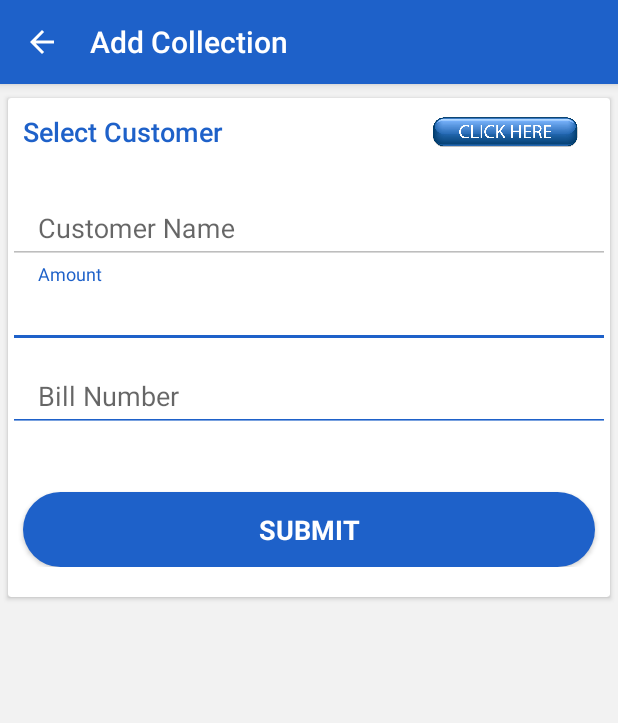
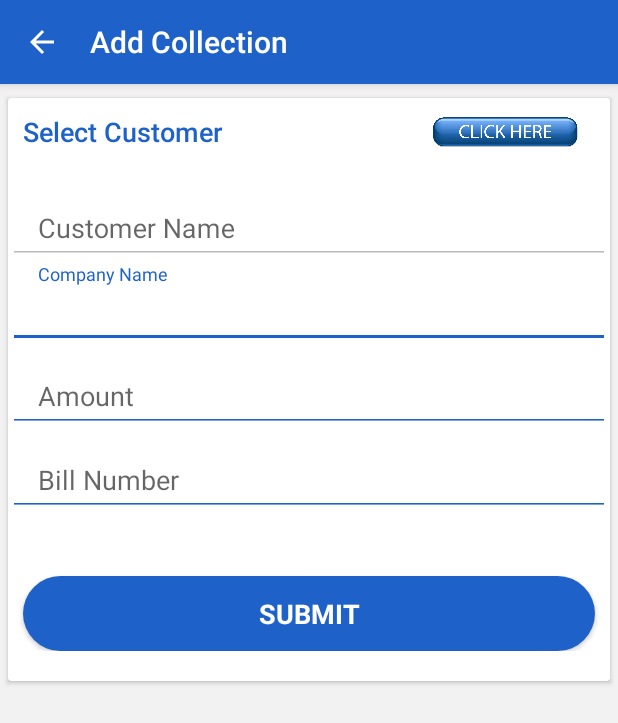
Before and after one commit to nikvay/NJCNPBusinessApplication, an Android app: the AddCollectionActivity screen opened directly, with no data from a screen before it, on a phone screen of 412 x 824 dp. Shown: the top 723 px of the screen. Run offline under Robolectric (Android 15) with nearby library versions, the phone set to English and light mode, and no system bars; our stand-ins replace CircleImageView.

Commit message:
Nehal Commit 09-05-2019 Night 1

```diff
--- a/app/src/main/java/com/nikvay/cnp_master/activity/AddCollectionActivity.java
+++ b/app/src/main/java/com/nikvay/cnp_master/activity/AddCollectionActivity.java
@@ -48,7 +48,8 @@ import java.util.HashMap;
 public class AddCollectionActivity extends AppCompatActivity implements VolleyCompleteListener, SelectCustomerInterface,SuccessDialogClosed {
     private AutoCompleteTextView textCustomerNameCollection,
             textAmountCollection,
-            textBillCollection;
+            textBillCollection,
+            textCompanyNameCollection;
     private Button btnSubmitCollection;
     private UserData userData;
     private TextView textSelectCustomerVisitC;
@@ -96,6 +97,7 @@ public class AddCollectionActivity extends AppCompatActivity implements VolleyCo
         btnSubmitCollection =findViewById(R.id.btnSubmitCollection);
         textSelectCustomerVisitC = findViewById(R.id.textSelectCustomerVisitC);
         textSelectCustomerCHC =  findViewById(R.id.textSelectCustomerCHC);
+        textCompanyNameCollection =  findViewById(R.id.textCompanyNameCollection);
         events();
     }
 
@@ -222,6 +224,7 @@ public class AddCollectionActivity extends AppCompatActivity implements VolleyCo
         map.put(ServerConstants.URL, ServerConstants.serverUrl.COLLECTION);
         map.put("sales_person_id", userData.getUserData(StaticContent.UserData.USER_ID));
         map.put("cust_name", textCustomerNameCollection.getText().toString());
+        map.put("company_name", textCompanyNameCollection.getText().toString());
         map.put("amount", textAmountCollection.getText().toString());
         map.put("bill_no", textBillCollection.getText().toString());
         new MyVolleyPostMethod(this, map, ServerConstants.ServiceCode.COLLECTION, true);
@@ -288,7 +291,7 @@ public class AddCollectionActivity extends AppCompatActivity implements VolleyCo
 
     @Override
     public void getCustomerDetail(MyCustomerModel customerModel) {
-
+        textCompanyNameCollection.setText(customerModel.getCompany_name());
     }
 
     @Override
--- a/app/src/main/java/com/nikvay/cnp_master/activity/CommonVisitCollectionActivity.java
+++ b/app/src/main/java/com/nikvay/cnp_master/activity/CommonVisitCollectionActivity.java
@@ -286,6 +286,7 @@ public class CommonVisitCollectionActivity extends AppCompatActivity implements
                                 JSONObject jdata = jsonArray.getJSONObject(i);
                                 String id = jdata.getString("id");
                                 String sales_person_id = jdata.getString("sales_person_id");
+                                String company_name =jdata.getString("company_name");
                                 String cust_name = jdata.getString("cust_name");
                                 String amount = jdata.getString("amount");
                                 String bill_no = jdata.getString("bill_no");
@@ -294,6 +295,7 @@ public class CommonVisitCollectionActivity extends AppCompatActivity implements
                                 collectionModel.setId(id);
                                 collectionModel.setSales_person_id(sales_person_id);
                                 collectionModel.setCust_name(cust_name);
+                                collectionModel.setCompany_name(company_name);
                                 collectionModel.setAmount(amount);
                                 collectionModel.setBill_no(bill_no);
                                 collectionModel.setDate(date);
@@ -313,6 +315,7 @@ public class CommonVisitCollectionActivity extends AppCompatActivity implements
                 }
                 break;
             }
+
             case ServerConstants.ServiceCode.VIEW_VISITS: {
 
                 try {
--- a/app/src/main/java/com/nikvay/cnp_master/adapter/QuotationListProductAdapter.java
+++ b/app/src/main/java/com/nikvay/cnp_master/adapter/QuotationListProductAdapter.java
@@ -47,6 +47,8 @@ public class QuotationListProductAdapter extends RecyclerView.Adapter<QuotationL
     @Override
     public void onBindViewHolder(final MyDataHolder holder, final int position) {
         final MyDataHolder hold = (MyDataHolder) holder;
+
+
         hold.textProductNumberVQP.setText(String.valueOf(position + 1));
         hold.textProductNameVQP.setText(arrayList.get(position).getName());
         hold.textPriceVQP.setText(arrayList.get(position).getPrice());
@@ -55,7 +57,7 @@ public class QuotationListProductAdapter extends RecyclerView.Adapter<QuotationL
         hold.textQuantityVQP.setText(arrayList.get(position).getProduct_qty());
         hold.textDisValueVQP.setText("Discount: " + arrayList.get(position).getDiscount_value() + " % ");
         hold.textFromuVQP.setText(arrayList.get(position).getmQbasedPrice() + " - " + arrayList.get(position).getDiscount_value() + " % ");
-        hold.textGrandPVPQ.setText("Grand Price : " + String.format("%.0f",mathCalculation.calculatePer(arrayList.get(position).getDiscount_value(), arrayList.get(position).getmQbasedPrice())));
+        hold.textGrandPVPQ.setText("Grand Price : " + mathCalculation.calculatePer(arrayList.get(position).getDiscount_value(), arrayList.get(position).getmQbasedPrice()));
         hold.textNetVQP.setText(arrayList.get(position).getNet_wt());
         setScaleAnimation(holder.itemView);
     }
--- a/app/src/main/java/com/nikvay/cnp_master/adapter/ViewCollectionAdapter.java
+++ b/app/src/main/java/com/nikvay/cnp_master/adapter/ViewCollectionAdapter.java
@@ -48,6 +48,7 @@ public class ViewCollectionAdapter extends RecyclerView.Adapter<ViewCollectionAd
         hold.textAmountVC.setText(arrayList.get(position).getAmount());
         hold.textDateVC.setText(arrayList.get(position).getDate());
         hold.textBillNumberVC.setText(arrayList.get(position).getBill_no());
+        hold.textCompanyNameVC.setText(arrayList.get(position).getCompany_name());
 
         setScaleAnimation(holder.itemView);
     }
@@ -58,7 +59,8 @@ public class ViewCollectionAdapter extends RecyclerView.Adapter<ViewCollectionAd
                 textCustomerNameVC,
                 textAmountVC,
                 textBillNumberVC,
-                textDateVC;
+                textDateVC,
+                textCompanyNameVC;
 
         public MyDataHolder(View v) {
             super(v);
@@ -67,6 +69,7 @@ public class ViewCollectionAdapter extends RecyclerView.Adapter<ViewCollectionAd
             textAmountVC =  v.findViewById(R.id.textAmountVC);
             textBillNumberVC =  v.findViewById(R.id.textBillNumberVC);
             textDateVC = v.findViewById(R.id.textDateVC);
+            textCompanyNameVC = v.findViewById(R.id.textCompanyNameVC);
 
         }
     }
--- a/app/src/main/java/com/nikvay/cnp_master/common/ServerConstants.java
+++ b/app/src/main/java/com/nikvay/cnp_master/common/ServerConstants.java
@@ -38,7 +38,7 @@ public class ServerConstants {
         public static final String GET_PRODUCT = BASE_URL + "ws-get-product-list";
         public static final String ADD_QUOTATION = BASE_URL + "ws-add-quotation";
         public static final String QUOTATION_LIST = BASE_URL + "ws-list-quotation";
-        public static final String VIEW_QUOTATION = BASE_URL + "ws-view-quotation";
+            public static final String VIEW_QUOTATION = BASE_URL + "ws-view-quotation";
         public static final String CHANGE_STATUS = BASE_URL + "ws-change-status";
         public static final String SEND_MAIL = BASE_URL + "ws-send-quote-mail";
         public static final String GET_OUTSTANDING_AMOUNT = BASE_URL + "ws-get-outstanding-amount";
--- a/app/src/main/res/layout/activity_add_collection.xml
+++ b/app/src/main/res/layout/activity_add_collection.xml
@@ -104,6 +104,25 @@
                         android:textColor="@color/colorPrimary" />
                 </android.support.design.widget.TextInputLayout>
 
+
+                <android.support.design.widget.TextInputLayout
+                    android:layout_width="match_parent"
+                    android:layout_height="0dp"
+                    android:layout_weight="2">
+
+                    <AutoCompleteTextView
+                        android:id="@+id/textCompanyNameCollection"
+                        android:layout_width="match_parent"
+                        android:layout_height="match_parent"
+                        android:backgroundTint="@color/colorPrimary"
+                        android:gravity="center|left"
+                        android:hint="Company Name"
+                        android:inputType="textPersonName"
+                        android:paddingLeft="20dp"
+                        android:textColor="@color/colorPrimary" />
+                </android.support.design.widget.TextInputLayout>
+
+
                 <android.support.design.widget.TextInputLayout
                     android:layout_width="match_parent"
                     android:layout_height="0dp"
```
Also changed, not shown: app/src/main/java/com/nikvay/cnp_master/activity/ViewQuotationActivity.java (+24 -11 lines), app/src/main/java/com/nikvay/cnp_master/model/CollectionModel.java (+12 -0 lines), app/src/main/res/layout/adapter_collection_list.xml (+27 -0 lines).
